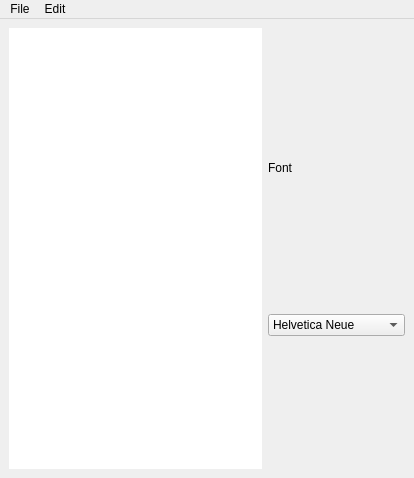
First picture: the form in QT_Text_editor/main_window.ui, repository bshanae/__misc, before the edit.
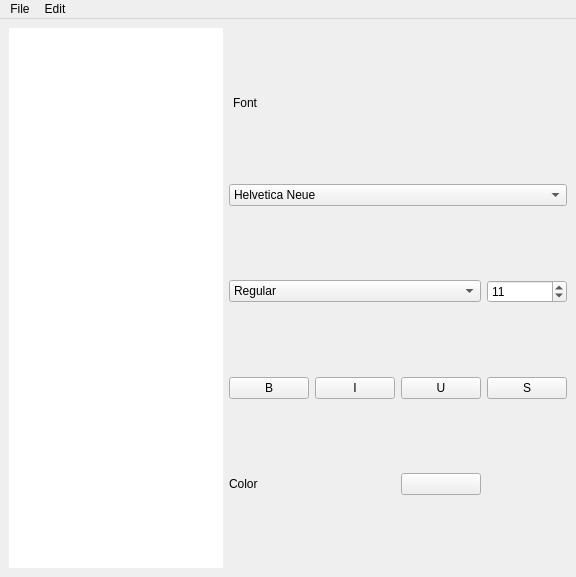
Second picture: the form after the edit.

Commit message: QT_Text_editor : UI in process

Patch:
```diff
--- a/QT_Text_editor/main_window.ui
+++ b/QT_Text_editor/main_window.ui
@@ -6,8 +6,8 @@
    <rect>
     <x>0</x>
     <y>0</y>
-    <width>414</width>
-    <height>478</height>
+    <width>576</width>
+    <height>577</height>
    </rect>
   </property>
   <property name="windowTitle">
@@ -38,9 +38,12 @@
        </widget>
       </item>
       <item>
-       <layout class="QVBoxLayout" name="layout_edit">
-        <item>
-         <widget class="QLabel" name="label">
+       <layout class="QGridLayout" name="layout_edit">
+        <property name="leftMargin">
+         <number>0</number>
+        </property>
+        <item row="5" column="0" colspan="2">
+         <widget class="QLabel" name="label_2">
           <property name="sizePolicy">
            <sizepolicy hsizetype="Preferred" vsizetype="Fixed">
             <horstretch>0</horstretch>
@@ -48,12 +51,15 @@
            </sizepolicy>
           </property>
           <property name="text">
-           <string>Font</string>
+           <string>Color</string>
           </property>
          </widget>
         </item>
-        <item>
-         <widget class="QComboBox" name="combo_font">
+        <item row="2" column="0" colspan="4">
+         <widget class="QComboBox" name="combo_font_family">
+          <property name="styleSheet">
+           <string notr="true"/>
+          </property>
           <item>
            <property name="text">
             <string>Helvetica Neue</string>
@@ -86,6 +92,98 @@
           </item>
          </widget>
         </item>
+        <item row="4" column="3">
+         <widget class="QPushButton" name="pushButton_2">
+          <property name="text">
+           <string>S</string>
+          </property>
+         </widget>
+        </item>
+        <item row="4" column="1">
+         <widget class="QPushButton" name="pushButton_3">
+          <property name="text">
+           <string>I</string>
+          </property>
+         </widget>
+        </item>
+        <item row="3" column="0" colspan="3">
+         <widget class="QComboBox" name="combo_font_type">
+          <item>
+           <property name="text">
+            <string>Regular</string>
+           </property>
+          </item>
+          <item>
+           <property name="text">
+            <string>Italic</string>
+           </property>
+          </item>
+          <item>
+           <property name="text">
+            <string>Semibold</string>
+           </property>
+          </item>
+          <item>
+           <property name="text">
+            <string>Semibold Italic</string>
+           </property>
+          </item>
+          <item>
+           <property name="text">
+            <string>Bold</string>
+           </property>
+          </item>
+          <item>
+           <property name="text">
+            <string>Bold Italic</string>
+           </property>
+          </item>
+         </widget>
+        </item>
+        <item row="3" column="3">
+         <widget class="QSpinBox" name="spin_font">
+          <property name="value">
+           <number>11</number>
+          </property>
+         </widget>
+        </item>
+        <item row="0" column="0" colspan="4">
+         <widget class="QLabel" name="label">
+          <property name="sizePolicy">
+           <sizepolicy hsizetype="Preferred" vsizetype="Fixed">
+            <horstretch>0</horstretch>
+            <verstretch>0</verstretch>
+           </sizepolicy>
+          </property>
+          <property name="styleSheet">
+           <string notr="true">margin-left : 1px;</string>
+          </property>
+          <property name="text">
+           <string>Font</string>
+          </property>
+         </widget>
+        </item>
+        <item row="4" column="0">
+         <widget class="QPushButton" name="pushButton">
+          <property name="text">
+           <string>B</string>
+          </property>
+         </widget>
+        </item>
+        <item row="4" column="2">
+         <widget class="QPushButton" name="pushButton_4">
+          <property name="text">
+           <string>U</string>
+          </property>
+         </widget>
+        </item>
+        <item row="5" column="2">
+         <widget class="QPushButton" name="button_color">
+          <property name="text">
+           <string/>
+          </property>
+         </widget>
+        </item>
        </layout>
       </item>
      </layout>
@@ -97,7 +195,7 @@
     <rect>
      <x>0</x>
      <y>0</y>
-     <width>414</width>
+     <width>576</width>
      <height>22</height>
     </rect>
    </property>
```
The commit also changes 5 other files.
